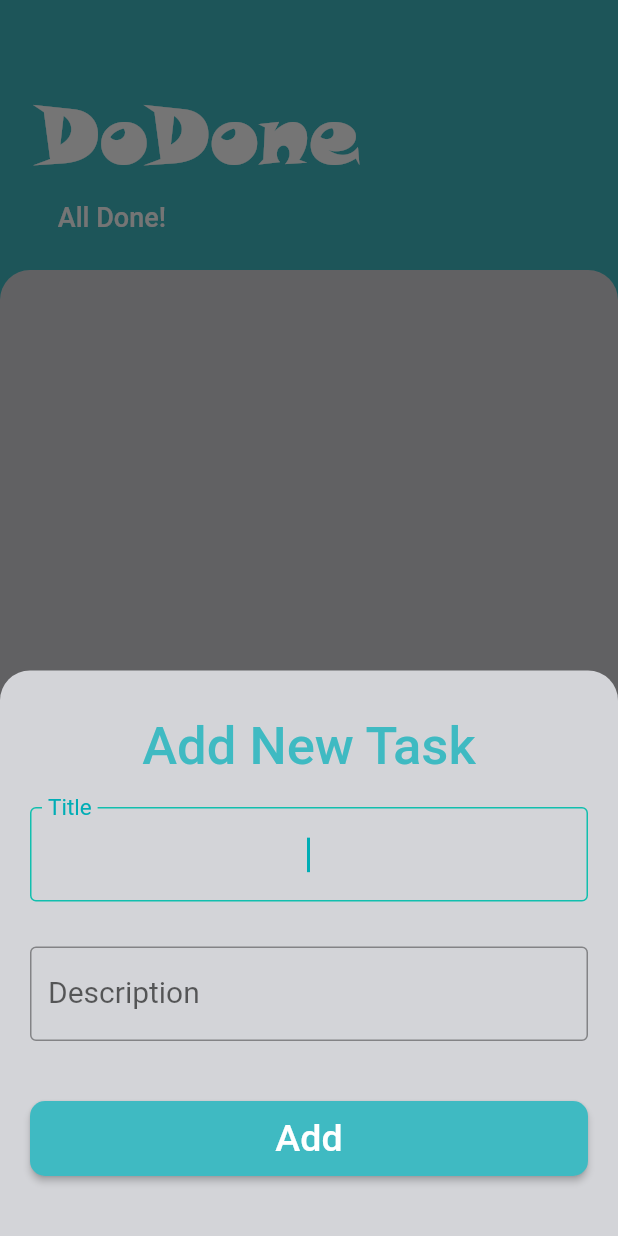
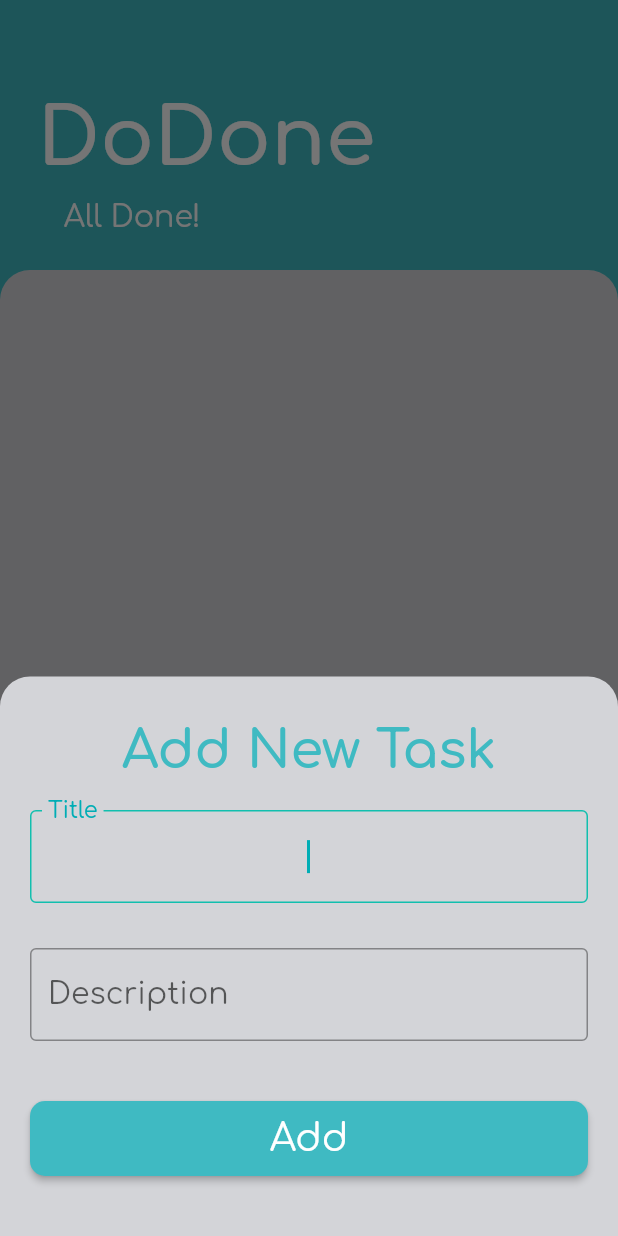
Before and after one commit to soham-pagi/dodone, a Flutter app: the screen it shows after launch, after a tap on the "add" icon, on a phone screen of 412 x 824 dp. Run offline on Flutter 3.47's test engine with Material 2 defaults, Android fonts, the phone set to English and light mode, and no system bars; our stand-ins replace flutter_local_notifications, fluttertoast, shared_preferences.

Commit message:
Change font

```diff
--- a/lib/main.dart
+++ b/lib/main.dart
@@ -23,6 +23,10 @@ class DoDone extends StatelessWidget {
 
     return MaterialApp(
       theme: ThemeData(
+        primaryColor: const Color(0xFF3FBAC2),
+        scaffoldBackgroundColor: const Color(0xFF3FBAC2),
+        colorScheme: ColorScheme.fromSwatch(accentColor: const Color(0xFF3FBAC2)),
+        fontFamily: 'Comfortaa',
         inputDecorationTheme: const InputDecorationTheme(
           floatingLabelStyle: TextStyle(color: Color(0xFF00ADB5)),
           border: OutlineInputBorder(),
--- a/lib/models/task_data.dart
+++ b/lib/models/task_data.dart
@@ -46,7 +46,10 @@ class TaskData extends ChangeNotifier {
     }
   }
 
-  void createTask(title, description) {
+  void createTask(String title, String description) {
+    if (description.isEmpty) {
+      description = 'No Description'; // Set default description if null or empty string is passed
+    }
     Task task = Task(title: title, description: description);
     _tasks.add(task);
     _remainingTasks++;
--- a/lib/screens/add_task_screen.dart
+++ b/lib/screens/add_task_screen.dart
@@ -26,7 +26,7 @@ class _AddTaskScreenState extends State<AddTaskScreen> {
         mainAxisSize: MainAxisSize.min,
         crossAxisAlignment: CrossAxisAlignment.center,
         children: [
-          const Text('Add New Task', textAlign: TextAlign.center, style: TextStyle(color: const Color(0xFF3FBAC2), fontSize: 35.0, fontWeight: FontWeight.w500)),
+          Text('Add New Task', textAlign: TextAlign.center, style: TextStyle(color: Theme.of(context).primaryColor, fontSize: 35.0, fontWeight: FontWeight.w600)),
           Padding(
             padding: const EdgeInsets.symmetric(vertical: 20.0, horizontal: 20.0),
             child: TextField(
@@ -74,7 +74,7 @@ class _AddTaskScreenState extends State<AddTaskScreen> {
             },
             style: ButtonStyle(
               minimumSize: MaterialStateProperty.all<Size>(Size(MediaQuery.of(context).size.width - 40, 50)),
-              backgroundColor: MaterialStateProperty.all<Color>(const Color(0xFF3FBAC2)),
+              backgroundColor: MaterialStateProperty.all<Color>(Theme.of(context).primaryColor),
               shape: MaterialStateProperty.all<RoundedRectangleBorder>(RoundedRectangleBorder(
                 borderRadius: BorderRadius.circular(10.0),
               )),
--- a/lib/screens/brand_title.dart
+++ b/lib/screens/brand_title.dart
@@ -19,11 +19,11 @@ class BrandTitle extends StatelessWidget {
         mainAxisAlignment: MainAxisAlignment.end,
         crossAxisAlignment: CrossAxisAlignment.start,
         children: [
-          Text("DoDone", style: TextStyle(color: Colors.white, fontFamily: 'SnapITC', fontSize: fontSize)),
+          Text("DoDone", style: TextStyle(color: Colors.white, fontWeight: FontWeight.bold, fontSize: fontSize)),
           const SizedBox(height: 10.0),
           Text(
             '   ${remainingTasks == 0 ? 'All Done!' : '$remainingTasks ${remainingTasks <= 1 ? 'Task' : 'Tasks'} remaining'}',
-            style: const TextStyle(color: Colors.white, fontWeight: FontWeight.w500, fontSize: 18.0),
+            style: const TextStyle(color: Colors.white, fontWeight: FontWeight.normal, fontSize: 20.0),
           ),
         ],
       ),
--- a/lib/screens/main_screen.dart
+++ b/lib/screens/main_screen.dart
@@ -10,7 +10,6 @@ class MainScreen extends StatelessWidget {
   Widget build(BuildContext context) {
     return Scaffold(
       resizeToAvoidBottomInset: false,
-      backgroundColor: const Color(0xFF3FBAC2),
       floatingActionButton: FloatingActionButton(
         onPressed: () {
           showModalBottomSheet(
@@ -22,8 +21,7 @@ class MainScreen extends StatelessWidget {
             }
           );
         },
-        backgroundColor: const Color(0xFF3FBAC2),
-        child: const Icon(Icons.add),
+        child: const Icon(Icons.add, color: Color(0xFFD3D4D8)),
       ),
       body: const Column(
         crossAxisAlignment: CrossAxisAlignment.start,
--- a/lib/screens/task_screen.dart
+++ b/lib/screens/task_screen.dart
@@ -26,7 +26,7 @@ class TaskScreen extends StatelessWidget {
             key: Key(index.toString()),
             tilePadding: const EdgeInsets.symmetric(horizontal: 20.0),
             childrenPadding: const EdgeInsets.only(top: 5.0, left: 35.0, right: 35.0, bottom: 20.0),
-            title: Text(task.title, style: TextStyle(decoration: task.isDone ? TextDecoration.lineThrough : null)),
+            title: Text(task.title, style: TextStyle(fontSize: 20.0, fontWeight: FontWeight.w600, decoration: task.isDone ? TextDecoration.lineThrough : null)),
             leading: Checkbox(
               onChanged: (newValue) {
                 taskData.updateTask(task);
@@ -41,9 +41,9 @@ class TaskScreen extends StatelessWidget {
               },
               icon: const Icon(Icons.delete_forever, color: Colors.deepOrange),
             ),
-            shape: Border.all(color: Colors.transparent, width: 0.0),
+            shape: Border.all(color: Colors.transparent),
             children: [
-              Text(task.description, style: const TextStyle(fontSize: 17.0)),
+              Text(task.description, style: const TextStyle(fontSize: 20.0)),
             ],
           );
         },
```
Also changed, not shown: pubspec.yaml (+6 -2 lines), fonts/Comfortaa/Comfortaa-Regular.ttf (added), fonts/Comfortaa/Comfortaa-SemiBold.ttf (added), fonts/Snap.ttf (deleted).
